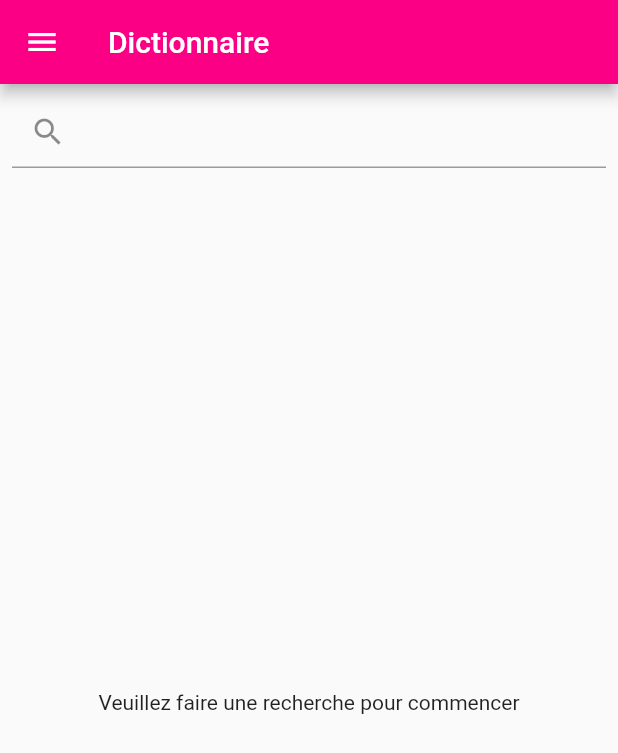
After one commit to Wylarel/WahaApplication, a Flutter app: the DictionaryPage screen opened directly, on a phone screen of 412 x 824 dp. The commit adds this screen. Shown: the top 753 px of the screen. Run offline on Flutter 3.47's test engine with Material 2 defaults, Android fonts, the phone set to English and light mode, and no system bars; our stand-ins replace adaptive_theme, awesome_dialog, cloud_firestore, confetti, dotted_border, file_picker and 10 more; missing offline and left inert: clipboard, clippy, dart:html, firebase, flutter_dropzone, flutter_simple_calculator; accounts and stored records are empty.

Commit message:
Add dictionary

```diff
--- a/lib/module/auth/splash.dart
+++ b/lib/module/auth/splash.dart
@@ -43,6 +43,7 @@ Future<Widget> getLandingPage() async {
         _updateCurrentUserInfo();
         return NewsPage();
       }
+      print("User is not connected");
       return LoginPage();
     },
   );
--- /dev/null
+++ b/lib/module/dictionary/dictionary_view.dart
@@ -0,0 +1,126 @@
+import 'package:flutter/material.dart';
+import 'package:flutter_html/flutter_html.dart';
+import 'package:page_transition/page_transition.dart';
+import 'package:waha/widget/appbar.dart';
+import 'package:waha/widget/drawer.dart';
+import 'package:waha/widget/load.dart';
+import 'scraper.dart' as scraper;
+
+class DictionaryPage extends StatelessWidget {
+  @override
+  Widget build(BuildContext context) {
+    return Scaffold(
+        appBar: CustomAppBar("Dictionnaire", true),
+        drawer: AppDrawer(),
+        body: Padding(
+          padding: const EdgeInsets.only(left: 8.0, top: 8.0, right: 8.0),
+          child: DictionaryContent(),
+        ),
+    );
+  }
+}
+
+class DictionaryContent extends StatefulWidget {
+  @override
+  _DictionaryContentState createState() => _DictionaryContentState();
+}
+
+class _DictionaryContentState extends State<DictionaryContent> {
+  final TextEditingController searchFieldController = new TextEditingController();
+  List<scraper.Definition> queryResults = [];
+  bool waiting = false;
+
+  @override
+  Widget build(BuildContext context) {
+    List<Widget> queryResultsAsTiles = [Container(height: 12,)];
+    queryResults.forEach((scraper.Definition def) {queryResultsAsTiles.add(
+        new ListTile(
+          title: Text(def.word),
+          subtitle: Text(def.snippet, maxLines: 2, overflow: TextOverflow.ellipsis,),
+          onTap: (){scraper.getContentFromDefinition(def).then(
+                  (content) => Navigator.push(context, PageTransition(type: PageTransitionType.rightToLeft, child:
+                  DictionaryViewPage(data: content, word: def.word)))
+            );},
+        )
+    );});
+    queryResultsAsTiles.add(Container(height: 12,));
+
+    return Column(
+      children: [
+        TextField(
+          controller: searchFieldController,
+          decoration: InputDecoration(
+            prefixIcon: Icon(Icons.search),
+          ),
+          onSubmitted: (String query){getAndSetResult(query);},
+        ),
+        Expanded(
+          child: queryResults.length != 0 ?
+          ListView(children: queryResultsAsTiles) :
+          Center(child: waiting ? Load(100) : Text("Veuillez faire une recherche pour commencer")),
+        )
+      ],
+    );
+  }
+
+  @override
+  void initState() {
+    super.initState();
+    //getAndSetResult("ACAB"); //TODO: Remove this debug line
+  }
+
+  void getAndSetResult(String query) async {
+    setState(() {waiting = true; queryResults = [];});
+    List<scraper.Definition> queryResult = await scraper.scrapWord(query, context);
+    setState(() {
+      queryResults = queryResult;
+      waiting = false;
+    });
+  }
+}
+
+class DictionaryViewPage extends StatefulWidget {
+  final String data;
+  final String word;
+
+  DictionaryViewPage({this.data, this.word});
+
+  @override
+  _DictionaryViewPageState createState() => _DictionaryViewPageState(data: data, word: word);
+}
+
+class _DictionaryViewPageState extends State<DictionaryViewPage> {
+  final String data;
+  final String word;
+
+  _DictionaryViewPageState({this.data, this.word});
+
+  @override
+  Widget build(BuildContext context) {
+    return Scaffold(
+      appBar: AppBar(
+        title: Text("Dictionnaire: $word"),
+        leading: Builder(
+          builder: (BuildContext context) {
+            return IconButton(
+              icon: Icon(Icons.arrow_back),
+              onPressed: () {
+                Navigator.push(context, PageTransition(type: PageTransitionType.leftToRight, child: DictionaryPage()));
+              },
+              tooltip: 'Revenir en arrière',
+            );
+          },
+        ),
+      ),
+      drawer: AppDrawer(),
+      body:  ListView(
+        children: [Html(
+          data: data,
+          onLinkTap: (url) {
+            print(url);
+          },
+        ),]
+      )
+    );
+  }
+}
--- a/lib/module/downloadapp/downloadapp_view.dart
+++ b/lib/module/downloadapp/downloadapp_view.dart
@@ -1,5 +1,4 @@
 import 'package:flutter/material.dart';
-import 'package:waha/routes/Routes.dart';
 import 'package:waha/widget/appbar.dart';
 import 'package:waha/widget/drawer.dart';
 import 'package:url_launcher/url_launcher.dart';
@@ -25,7 +24,7 @@ class DownloadAppPage extends StatelessWidget {
                   textAlign: TextAlign.center,),
               ),
               FlatButton(
-                onPressed: () {Navigator.pushReplacementNamed(context, Routes.downloadappdesktop);},
+                onPressed: () {Navigator.pushReplacementNamed(context, "/downloadappdesktop");},
                 color: Colors.redAccent,
                 textColor: Colors.white,
                 child: Padding(
--- a/lib/routes/Routes.dart
+++ /dev/null
@@ -1,17 +0,0 @@
-class Routes {
-  static const String splash = "/splash";
-  static const String login = "/login";
-  static const String register = "/register";
-  static const String news = "/news";
-  static const String schedule = "/schedule";
-  static const String notes = "/notes";
-  static const String editnote = "/editnote";
-  static const String periodictable = "/periodictable";
-  static const String calculator = "/calculator";
-  static const String cloudupload = "/cloudupload";
-  static const String clouddownload = "/clouddownload";
-  static const String food = "/food";
-  static const String bugreport = "/bugreport";
-  static const String downloadapp = "/downloadapp";
-  static const String downloadappdesktop = "/downloadappwindows";
-}
--- a/lib/widget/appbar.dart
+++ b/lib/widget/appbar.dart
@@ -1,8 +1,4 @@
-import 'package:firebase_auth/firebase_auth.dart';
 import 'package:flutter/material.dart';
-import 'package:waha/data/colors.dart';
-import 'package:waha/routes/Routes.dart';
-import 'package:waha/static/CurrentUserInfo.dart';
 
 class CustomAppBar extends StatelessWidget implements PreferredSizeWidget {
   final String name;
--- a/pubspec.yaml
+++ b/pubspec.yaml
@@ -11,12 +11,14 @@ environment:
 dependencies:
   flutter:
     sdk: flutter
+  html: ^0.14.0+3
   http: 0.12.2
   reflectable: any
 
   url_launcher: ^5.1.3
   path_provider: ^1.6.11
   universal_html: ^1.2.3
+  flutter_html: ^1.0.0
 
   file_picker: ^1.13.3
   file_picker_web: ^1.0.2+1
```
Also changed, not shown: lib/main.dart (+16 -17 lines), lib/module/auth/register.dart (+111 -73 lines), lib/module/dictionary/scraper.dart (added, +71 -0 lines), lib/module/news/news_view.dart (+13 -0 lines), lib/module/notes/notes_view.dart (+6 -5 lines), lib/module/periodictable/periodictable_view.dart (+4 -3 lines), lib/widget/drawer.dart (+41 -14 lines), pubspec.lock, 2 other files.
